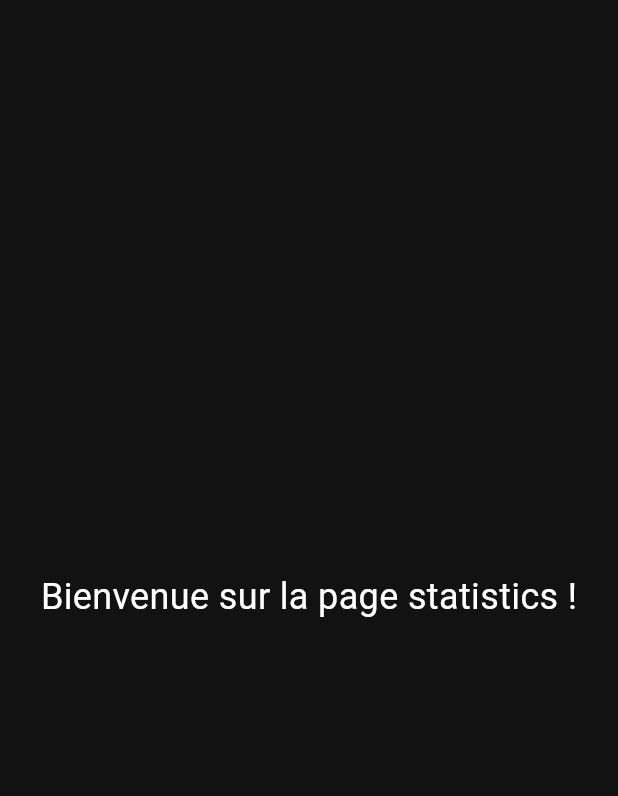
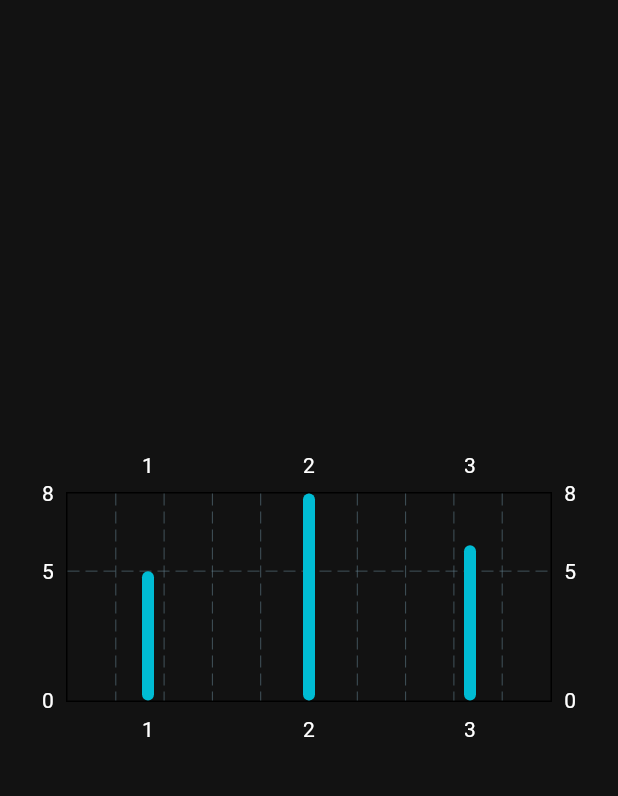
Before and after one commit to kamelelm3/btob, a Flutter app: the MainPage screen opened directly, after a tap on "Statistics", on a phone screen of 412 x 824 dp, the part 63-859 px from its top. Run offline on Flutter 3.47's test engine with Material 2 defaults, Android fonts, the light colour scheme and no system bars; drawn by our look-alikes of fl_chart; our stand-ins replace flutter_svg.

Commit message:
change hom page to geneic page to enable adding DAI

```diff
--- /dev/null
+++ b/lib/create_distributor.dart
@@ -0,0 +1,52 @@
+import 'package:flutter/material.dart';
+
+class CreateDistributor extends StatefulWidget {
+  @override
+  _CreateDistributorState createState() => _CreateDistributorState();
+}
+
+class _CreateDistributorState extends State<CreateDistributor> {
+  TextEditingController distributorNameController = TextEditingController();
+
+  @override
+  Widget build(BuildContext context) {
+    return Scaffold(
+      appBar: AppBar(
+        title: Text('add new DAI'),
+      ),
+      body: Padding(
+        padding: EdgeInsets.all(16.0),
+        child: Column(
+          children: <Widget>[
+            TextField(
+              controller: distributorNameController,
+              decoration: InputDecoration(labelText: 'Nom du distributeur'),
+            ),
+            SizedBox(height: 20),
+            ElevatedButton(
+              onPressed: () {
+                // Récupérer le nom du distributeur saisi par l'utilisateur
+                String newDistributorName = distributorNameController.text;
+
+                if (newDistributorName.isNotEmpty) {
+                  // Vous pouvez ici enregistrer le distributeur dans votre base de données
+                  // et renvoyer le nom du distributeur créé à la page précédente
+                  Navigator.pop(context, newDistributorName);
+                } else {
+                  // Afficher un message d'erreur si le nom du distributeur est vide
+                  ScaffoldMessenger.of(context).showSnackBar(
+                    SnackBar(
+                      content:
+                          Text('Le nom du distributeur ne peut pas être vide.'),
+                    ),
+                  );
+                }
+              },
+              child: Text('Créer le distributeur'),
+            ),
+          ],
+        ),
+      ),
+    );
+  }
+}
--- a/lib/home_page.dart
+++ b/lib/home_page.dart
@@ -1,10 +1,10 @@
 // ignore_for_file: prefer_const_constructors, prefer_const_literals_to_create_immutables
-import 'package:flutter/gestures.dart';
 import 'package:flutter/material.dart';
 import 'package:flutter_svg/flutter_svg.dart';
 import 'dai_state.dart';
-import 'statistics.dart';
+import 'stat/statistics_p1.dart';
 import 'shops.dart';
+import 'create_distributor.dart';
 
 class MainPage extends StatefulWidget {
   const MainPage({Key? key}) : super(key: key);
@@ -13,8 +13,163 @@ class MainPage extends StatefulWidget {
   _MainPageState createState() => _MainPageState();
 }
 
+// class _MainPageState extends State<MainPage> {
+//   String selectedOption = 'BrainTap'; // Option par défaut
+
+//   @override
+//   Widget build(BuildContext context) {
+//     return Scaffold(
+//       appBar: AppBar(
+//         title: const Text('Accueil'),
+//       ),
+//       body: Center(
+//         child: SingleChildScrollView(
+//           child: Column(
+//             children: <Widget>[
+//               Column(
+//                 children: <Widget>[
+// ////////////////////////////////////////////////////////////////////////////////////////////////////////////
+//                   ElevatedButton(
+//                     onPressed: () {
+//                       Navigator.push(
+//                         context,
+//                         MaterialPageRoute(builder: (context) => dai_state()),
+//                       );
+//                     },
+//                     style: ElevatedButton.styleFrom(
+//                       backgroundColor: selectedOption == 'BrainTap'
+//                           ? Colors.orange // Couleur du bouton sélectionné
+//                           : null,
+//                     ),
+//                     child: Row(
+//                       mainAxisAlignment: MainAxisAlignment.center,
+//                       children: [
+//                         FractionallySizedBox(
+//                           child: SvgPicture.asset(
+//                             'assets/homepage/beer.svg',
+//                           ),
+//                         ),
+//                         Text(
+//                           'BrainTap',
+//                           style: TextStyle(
+//                             fontSize: 16, // Définissez la taille de la police
+//                           ),
+//                         ),
+//                         Icon(
+//                           Icons.arrow_right_outlined, // Icône de la flèche
+//                           size: 50, // Taille de l'icône
+//                         ),
+//                       ],
+//                     ),
+//                   ),
+//                   const SizedBox(height: 20),
+// ////////////////////////////////////////////////////////////////////////////////////////////////////
+//                   ElevatedButton(
+//                     onPressed: () {
+//                       Navigator.push(
+//                         context,
+//                         MaterialPageRoute(
+//                             builder: (context) => statistics_p1()),
+//                       );
+//                     },
+//                     style: ElevatedButton.styleFrom(
+//                       backgroundColor: selectedOption == 'Statistics'
+//                           ? Colors.orange // Couleur du bouton sélectionné
+//                           : null,
+//                     ),
+//                     child: Row(
+//                       mainAxisAlignment: MainAxisAlignment.center,
+//                       children: [
+//                         FractionallySizedBox(
+//                           child: SvgPicture.asset(
+//                             'assets/homepage/statistics.svg',
+//                           ),
+//                         ),
+//                         Text(
+//                           'Statistics',
+//                           style: TextStyle(
+//                             fontSize: 16,
+//                           ),
+//                         ),
+//                         Icon(
+//                           Icons.arrow_right_outlined, // Icône de la flèche
+//                           size: 50, // Taille de l'icône
+//                         ),
+//                       ],
+//                     ),
+//                   ),
+//                   const SizedBox(height: 20),
+// ////////////////////////////////////////////////////////////////////////////////////////////////////////////
+//                   ElevatedButton(
+//                     onPressed: () {
+//                       Navigator.push(
+//                         context,
+//                         MaterialPageRoute(builder: (context) => shops()),
+//                       );
+//                     },
+//                     style: ElevatedButton.styleFrom(
+//                       backgroundColor: selectedOption == 'Shop'
+//                           ? Colors.orange // Couleur du bouton sélectionné
+//                           : null,
+//                     ),
+//                     child: Row(
+//                       mainAxisAlignment: MainAxisAlignment.center,
+//                       children: [
+//                         FractionallySizedBox(
+//                           child: SvgPicture.asset(
+//                             'assets/homepage/shop.svg',
+//                           ),
+//                         ),
+//                         Text(
+//                           'Shop',
+//                           style: TextStyle(
+//                             fontSize: 16,
+//                           ),
+//                         ),
+//                         Icon(
+//                           Icons.arrow_right_outlined, // Icône de la flèche
+//                           size: 50, // Taille de l'icône
+//                         ),
+//                       ],
+//                     ),
+//                   ),
+//                   const SizedBox(height: 20),
+// ////////////////////////////////////////////////////////////////////////////////////////////////////////////
+//                   ElevatedButton(
+//                     onPressed: () {
+//                       // Naviguer vers la page de création du distributeur
+//                       // et mettre à jour selectedOption
+//                       Navigator.push(
+//                         context,
+//                         MaterialPageRoute(
+//                             builder: (context) => CreateDistributor()),
+//                       ).then((value) {
+//                         if (value != null && value is String) {
+//                           setState(() {
+//                             selectedOption = value;
+//                           });
+//                         }
+//                       });
+//                     },
+//                     child: Icon(
+//                       Icons.add,
+//                       size: 50,
+//                     ),
+//                   ),
+// ////////////////////////////////////////////////////////////////////////////////////////////////////////////
+//                 ],
+//               ),
+//             ],
+//           ),
+//         ),
+//       ),
+//     );
+//   }
+// }
+
 class _MainPageState extends State<MainPage> {
-  String selectedOption = 'BrainTap'; // Option par défaut
+  List<String> distributorOptions = ['Statistics', 'Shop'];
+  String selectedOption = 'Statistics';
 
   @override
   Widget build(BuildContext context) {
@@ -27,112 +182,76 @@ class _MainPageState extends State<MainPage> {
           child: Column(
             children: <Widget>[
               const SizedBox(height: 20),
-              Column(
-                children: <Widget>[
+              for (String option in distributorOptions)
                 ElevatedButton(
                   onPressed: () {
+                    if (option == 'Statistics') {
                       Navigator.push(
                         context,
-                        MaterialPageRoute(builder: (context) => dai_state()),
+                        MaterialPageRoute(
+                          builder: (context) => statistics_p1(),
+                        ),
                       );
+                    } else if (option == 'Shop') {
+                      Navigator.push(
+                        context,
+                        MaterialPageRoute(
+                          builder: (context) => shops(),
+                        ),
+                      );
+                    }
                   },
                   style: ElevatedButton.styleFrom(
-                      backgroundColor: selectedOption == 'BrainTap'
-                          ? Color.fromARGB(
-                              255, 207, 93, 0) // Couleur du bouton sélectionné
-                          : null,
+                    backgroundColor:
+                        selectedOption == option ? Colors.orange : null,
                   ),
                   child: Row(
+                    mainAxisAlignment: MainAxisAlignment.spaceBetween,
                     children: [
+                      if (option == 'Statistics')
                         FractionallySizedBox(
                           child: SvgPicture.asset(
-                            'assets/homepage/beer.svg',
+                            'assets/homepage/statistics.svg',
                           ),
                         ),
-                        SizedBox(width: 20),
-                        Text(
-                          'BrainTap',
-                          style: TextStyle(
-                            fontSize: 16, // Définissez la taille de la police
+                      if (option == 'Shop')
+                        FractionallySizedBox(
+                          child: SvgPicture.asset(
+                            'assets/homepage/shop.svg',
                           ),
                         ),
-                        SizedBox(width: 20),
+                      const SizedBox(height: 80),
+                      Text(
+                        option,
+                        style: TextStyle(
+                          fontSize: 20,
+                        ),
+                      ),
                       Icon(
                         Icons.arrow_right_outlined, // Icône de la flèche
-                          size: 30, // Taille de l'icône
+                        size: 50, // Taille de l'icône
                       ),
                     ],
                   ),
                 ),
               ElevatedButton(
-                    onPressed: () {
-                      Navigator.push(
+                onPressed: () async {
+                  final newDistributor = await Navigator.push(
                     context,
-                        MaterialPageRoute(builder: (context) => statistics()),
+                    MaterialPageRoute(
+                      builder: (context) => CreateDistributor(),
+                    ),
                   );
+                  if (newDistributor != null) {
+                    setState(() {
+                      distributorOptions.add(newDistributor);
+                    });
+                  }
                 },
-                    style: ElevatedButton.styleFrom(
-                      backgroundColor: selectedOption == 'Statistics'
-                          ? Colors.blue // Couleur du bouton sélectionné
-                          : null,
+                child: Icon(
+                  Icons.add,
+                  size: 30,
                 ),
-                    child: Row(
-                      children: [
-                        FractionallySizedBox(
-                          child: SvgPicture.asset(
-                            'assets/homepage/statistics.svg',
-                          ),
-                        ),
-                        SizedBox(width: 20),
-                        Text(
-                          'Statistics',
-                          style: TextStyle(
-                            fontSize: 16,
-                          ),
-                        ),
-                        SizedBox(width: 20),
-                        Icon(
-                          Icons.arrow_right_outlined, // Icône de la flèche
-                          size: 30, // Taille de l'icône
-                        ),
-                      ],
-                    ),
-                  ),
-                  ElevatedButton(
-                    onPressed: () {
-                      Navigator.push(
-                        context,
-                        MaterialPageRoute(builder: (context) => shops()),
-                      );
-                    },
-                    style: ElevatedButton.styleFrom(
-                      backgroundColor: selectedOption == 'Shop'
-                          ? Colors.blue // Couleur du bouton sélectionné
-                          : null,
-                    ),
-                    child: Row(
-                      children: [
-                        FractionallySizedBox(
-                          child: SvgPicture.asset(
-                            'assets/homepage/shop.svg',
-                          ),
-                        ),
-                        SizedBox(width: 20),
-                        Text(
-                          'Shop',
-                          style: TextStyle(
-                            fontSize: 16,
-                          ),
-                        ),
-                        SizedBox(width: 20),
-                        Icon(
-                          Icons.arrow_right_outlined, // Icône de la flèche
-                          size: 30, // Taille de l'icône
-                        ),
-                      ],
-                    ),
-                  ),
-                ],
               ),
             ],
           ),
--- /dev/null
+++ b/lib/stat/statistics_p1.dart
@@ -0,0 +1,38 @@
+import 'package:flutter/material.dart';
+import 'package:fl_chart/fl_chart.dart';
+
+class statistics_p1 extends StatefulWidget {
+  @override
+  _statistics_p1 createState() => _statistics_p1();
+}
+
+class _statistics_p1 extends State<statistics_p1> {
+  @override
+  Widget build(BuildContext context) {
+    return Scaffold(
+      appBar: AppBar(
+        title: Text('BrainTap'),
+      ),
+      body: Center(
+        child: Column(
+          mainAxisAlignment: MainAxisAlignment.center,
+          children: [
+            Container(
+              height: 200, // Adjust the height as needed
+              child: BarChart(
+                BarChartData(
+                  alignment: BarChartAlignment.spaceAround,
+                  barGroups: [
+                    BarChartGroupData(x: 1, barRods: [BarChartRodData(toY: 5)]),
+                    BarChartGroupData(x: 2, barRods: [BarChartRodData(toY: 8)]),
+                    BarChartGroupData(x: 3, barRods: [BarChartRodData(toY: 6)]),
+                  ],
+                ),
+              ),
+            ),
+          ],
+        ),
+      ),
+    );
+  }
+}
--- a/lib/statistics.dart
+++ /dev/null
@@ -1,29 +0,0 @@
-import 'package:flutter/material.dart';
-
-class statistics extends StatefulWidget {
-  @override
-  _statistics createState() => _statistics();
-}
-
-class _statistics extends State<statistics> {
-  @override
-  Widget build(BuildContext context) {
-    return Scaffold(
-      appBar: AppBar(
-        title: Text('BrainTap'),
-      ),
-      body: Center(
-        child: Column(
-          mainAxisAlignment: MainAxisAlignment.center,
-          children: [
-            Text(
-              'Bienvenue sur la page statistics !',
-              style: TextStyle(fontSize: 24),
-            ),
-            // Ajoutez le contenu de la page BrainTap ici
-          ],
-        ),
-      ),
-    );
-  }
-}
--- a/pubspec.yaml
+++ b/pubspec.yaml
@@ -14,6 +14,7 @@ dependencies:
 
   cupertino_icons: ^1.0.2
   flutter_svg: ^2.0.7
+  fl_chart: ^0.64.0
 
 dev_dependencies:
   flutter_test:
```
Also changed, not shown: pubspec.lock. Lines whose indentation alone changed are shown as unchanged.
